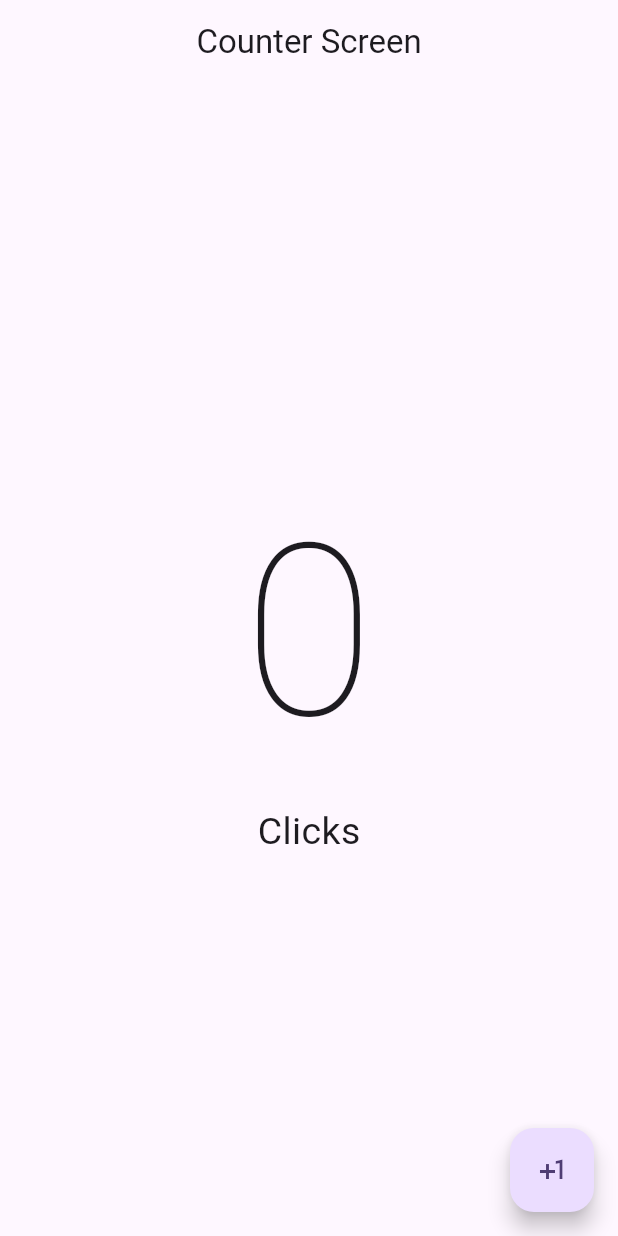
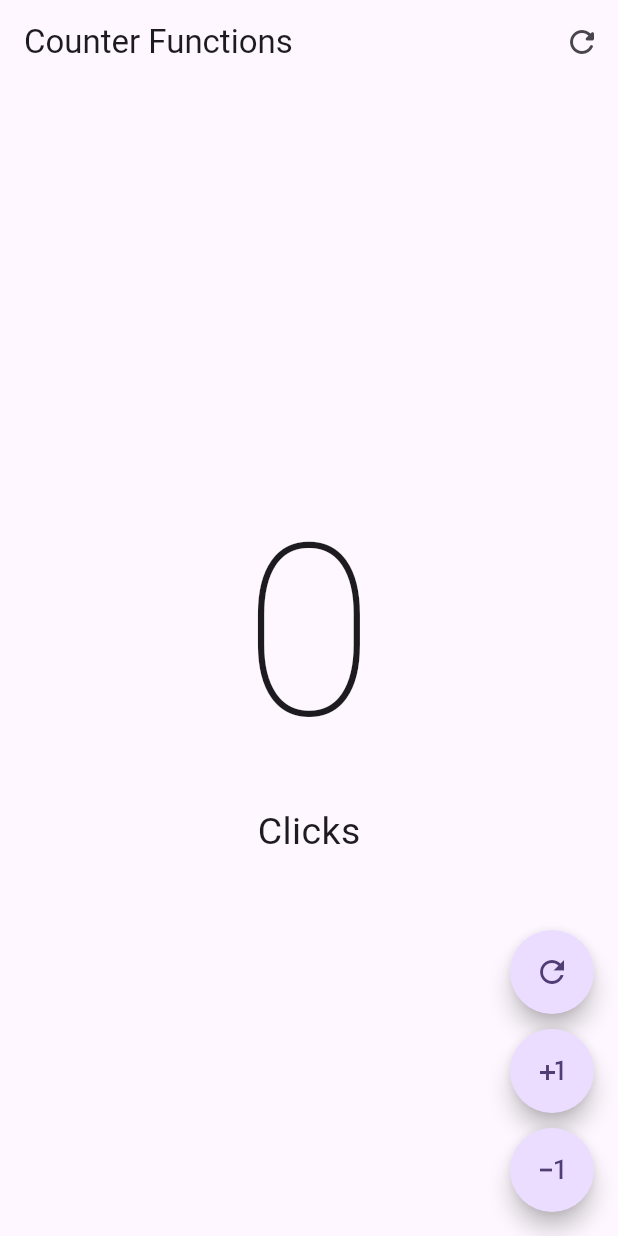
Before and after one commit to doggbmx/hello-app, a Flutter app: the screen it shows after launch, on a phone screen of 412 x 824 dp. Run offline on Flutter 3.47's test engine with Material 2 defaults, Android fonts, the phone set to English and light mode, and no system bars.

Commit message:
more functionalities!

```diff
--- a/lib/main.dart
+++ b/lib/main.dart
@@ -1,5 +1,5 @@
 import 'package:flutter/material.dart';
-import 'package:hello_world_app/presentation/screens/counter/counter_screen.dart';
+import 'package:hello_world_app/presentation/screens/counter/counter_functions_screens.dart';
 
 void main() {
   runApp(const MyApp());
@@ -17,7 +17,7 @@ class MyApp extends StatelessWidget {
         useMaterial3: true,
         colorSchemeSeed: Colors.deepPurple,
       ),
-      home: const CounterScreen(),
+      home: const CounterFunctionsScreen(),
     );
   }
 }
--- /dev/null
+++ b/lib/presentation/screens/counter/counter_functions_screens.dart
@@ -0,0 +1,94 @@
+import 'package:flutter/material.dart';
+
+class CounterFunctionsScreen extends StatefulWidget {
+  const CounterFunctionsScreen({super.key});
+
+  @override
+  State<CounterFunctionsScreen> createState() => _CounterFunctionsScreenState();
+}
+
+class _CounterFunctionsScreenState extends State<CounterFunctionsScreen> {
+  int clickCounter = 0;
+
+  @override
+  Widget build(BuildContext context) {
+    return Scaffold(
+        appBar: AppBar(
+          title: const Text(
+            'Counter Functions',
+          ),
+          actions: [
+            IconButton(
+              onPressed: () {
+                setState(() {
+                  clickCounter = 0;
+                });
+              },
+              icon: const Icon(Icons.refresh_rounded),
+            ),
+          ],
+        ),
+        body: Center(
+          child: Column(
+            //cheeky
+            mainAxisAlignment: MainAxisAlignment.center,
+            children: [
+              Text(
+                '$clickCounter',
+                style: const TextStyle(
+                  fontSize: 160,
+                  fontWeight: FontWeight.w100,
+                ),
+              ),
+              Text(
+                'Click${clickCounter == 1 ? '' : 's'}',
+                style: const TextStyle(
+                  fontSize: 25,
+                ),
+              ),
+            ],
+          ),
+        ),
+        floatingActionButton: Column(
+          mainAxisAlignment: MainAxisAlignment.end,
+          children: [
+            FloatingActionButton(
+              shape: const StadiumBorder(),
+              onPressed: () {
+                clickCounter = 0;
+                setState(() {});
+              },
+              child: const Icon(
+                Icons.refresh_outlined,
+              ),
+            ),
+            const SizedBox(
+              height: 10,
+            ),
+            FloatingActionButton(
+              shape: const StadiumBorder(),
+              onPressed: () {
+                clickCounter++;
+                setState(() {});
+              },
+              child: const Icon(
+                Icons.plus_one_sharp,
+              ),
+            ),
+            const SizedBox(
+              height: 10,
+            ),
+            FloatingActionButton(
+              shape: const StadiumBorder(),
+              onPressed: () {
+                clickCounter--;
+                setState(() {});
+              },
+              child: const Icon(
+                Icons.exposure_minus_1,
+              ),
+            ),
+          ],
+        ));
+  }
+}
```
